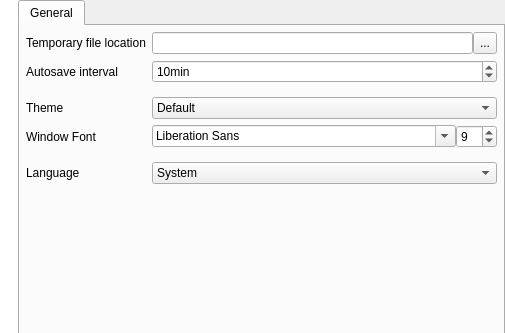
Old version of the form src/ProfileEditor/settingdialog/settingdialog.ui in the repository karakirimu/AutoBatchTools; both pictures show x 162 to 667 and y 0 to 333 of the 667 by 480 pixel window.
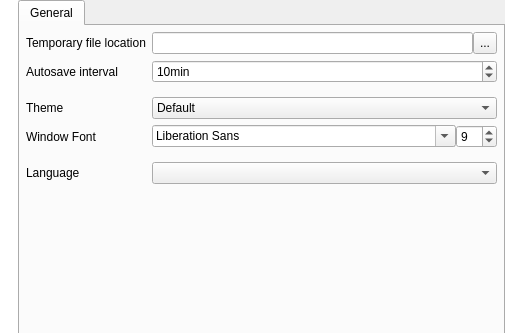
New version of the form. The open tabs and pages were chosen to show the change. Icons and pictures are not drawn. Custom widgets are drawn as their Qt base class.

What changed in the file:
```diff
--- a/src/ProfileEditor/settingdialog/settingdialog.ui
+++ b/src/ProfileEditor/settingdialog/settingdialog.ui
@@ -341,13 +341,7 @@
                  </spacer>
                 </item>
                 <item row="6" column="2" colspan="3">
-                 <widget class="QComboBox" name="languageComboBox">
-                  <item>
-                   <property name="text">
-                    <string>System</string>
-                   </property>
-                  </item>
-                 </widget>
+                 <widget class="QComboBox" name="languageComboBox"/>
                 </item>
                </layout>
               </item>
```
Left out of the diff: 5 changed lines with no effect on the pictures.
